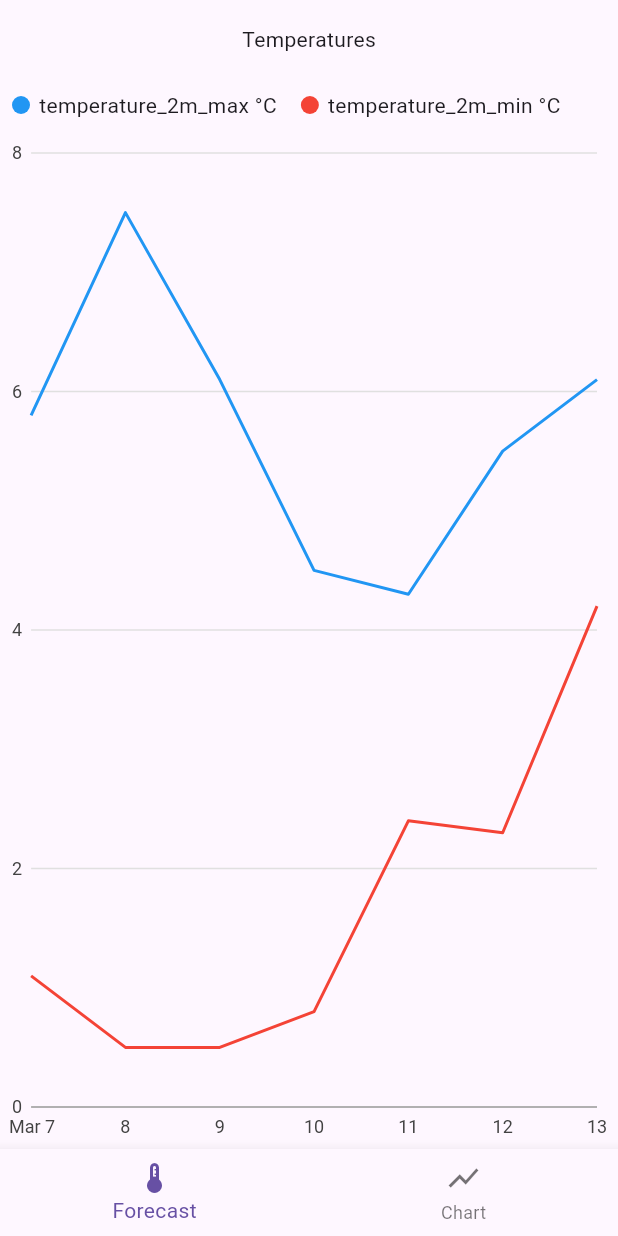
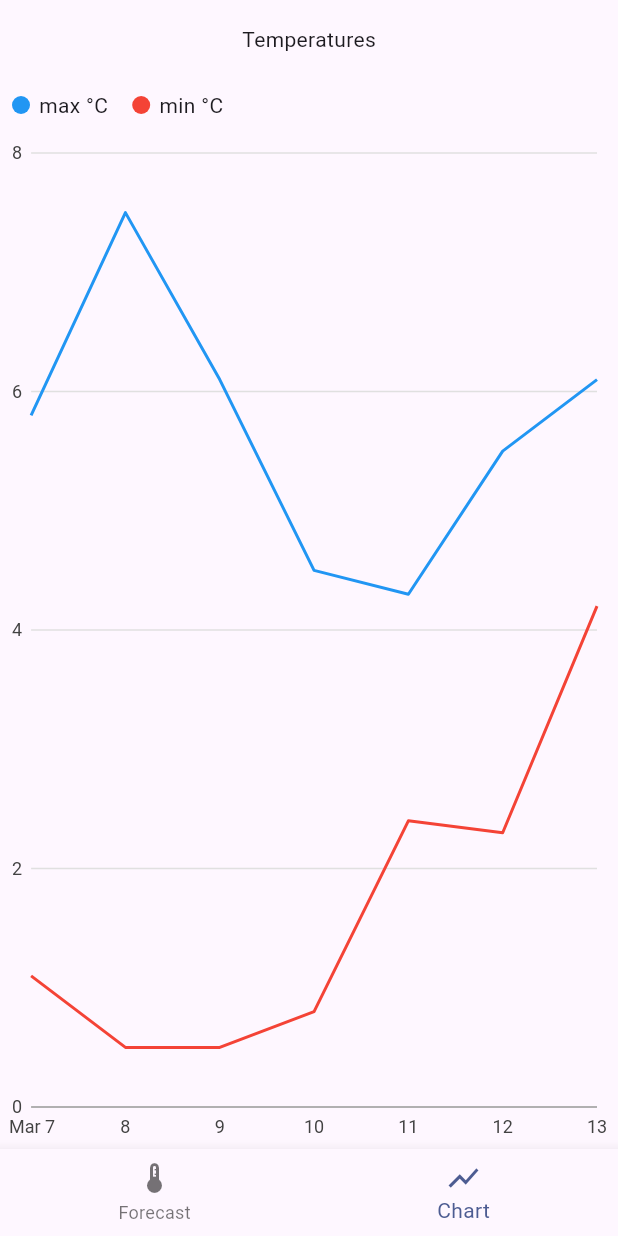
Before and after one commit to ji-easv/weather_app, a Flutter app: the screen it shows after launch, item 2 of the bottom bar chosen, on a phone screen of 412 x 824 dp. Run offline on Flutter 3.47's test engine with Material 3 defaults, Android fonts, the phone set to English and light mode, and no system bars; our stand-ins replace community_charts_flutter, location; network calls fail.

Commit message:
finishing touches

```diff
--- a/lib/screens/chart_screen.dart
+++ b/lib/screens/chart_screen.dart
@@ -1,6 +1,6 @@
-import 'package:flutter/material.dart';
 import 'package:community_charts_flutter/community_charts_flutter.dart'
     as charts;
+import 'package:flutter/material.dart';
 import 'package:provider/provider.dart';
 
 import '../data_source.dart';
@@ -27,7 +27,7 @@ class ChartScreen extends StatelessWidget {
                 [
                   for (final variable in variables)
                     charts.Series<TimeSeriesDatum, DateTime>(
-                      id: '${variable.name} ${variable.unit}',
+                      id: '${variable.name.split('_').last} ${variable.unit}',
                       domainFn: (datum, _) => datum.domain,
                       measureFn: (datum, _) => datum.measure,
                       data: variable.values,
--- a/lib/screens/daily_forecast/current_and_daily_view.dart
+++ b/lib/screens/daily_forecast/current_and_daily_view.dart
@@ -26,8 +26,7 @@ class CurrentAndDailyOverview extends StatelessWidget {
           child: Column(
             crossAxisAlignment: CrossAxisAlignment.start,
             children: <Widget>[
-              Text('City Name',
-                  style: Theme.of(context).textTheme.headlineLarge),
+              Text('Esbjerg', style: Theme.of(context).textTheme.headlineLarge),
               Text(
                 weeklyForecastForThisDay.time!,
                 style: Theme.of(context).textTheme.bodyMedium,
--- a/lib/weather_app.dart
+++ b/lib/weather_app.dart
@@ -26,6 +26,9 @@ class _WeatherAppState extends State<WeatherApp> {
       theme: ThemeData.light().copyWith(
         primaryColor: const Color(0xFF6485f9),
         primaryColorDark: const Color(0xFF4967fb),
+        colorScheme: ColorScheme.fromSeed(
+          seedColor: const Color(0xFF6485f9),
+        ),
       ),
       // Scrolling in Flutter behaves differently depending on the
       // ScrollBehavior. By default, ScrollBehavior changes depending
@@ -38,6 +41,7 @@ class _WeatherAppState extends State<WeatherApp> {
       home: Scaffold(
         body: _screens.elementAt(_currentIndex),
         bottomNavigationBar: BottomNavigationBar(
+            currentIndex: _currentIndex,
             items: const <BottomNavigationBarItem>[
               BottomNavigationBarItem(
                 icon: Icon(Icons.thermostat),
@@ -48,11 +52,11 @@ class _WeatherAppState extends State<WeatherApp> {
                 label: 'Chart',
               ),
             ],
-            onTap: (int index) => {
-                  setState(() {
-                    _currentIndex = index;
-                  })
-                }),
+            onTap: (int index) {
+              setState(() {
+                _currentIndex = index;
+              });
+            }),
       ),
     );
   }
```
